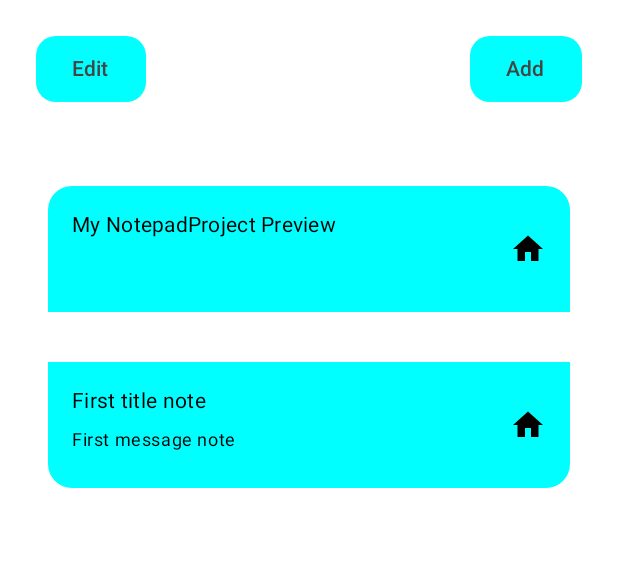
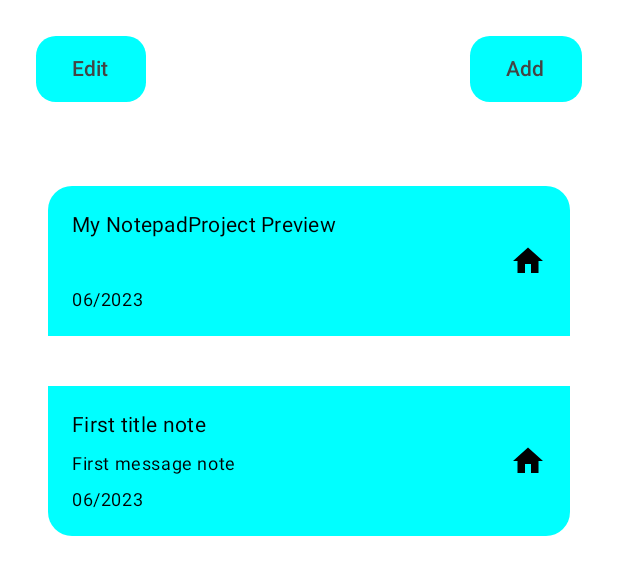
Before and after one commit to AlbertoMApps/NotePadProject, an Android app built with Jetpack Compose: the @Preview function ListTest, on a phone screen of 412 x 824 dp. Shown: the top 575 px of the screen. Run offline under Robolectric (Android 15) with nearby library versions, the phone set to English and light mode, and no system bars.

Commit message:
List preview check

```diff
--- a/app/src/main/java/com/example/notepadproject/ui/HomeListItem.kt
+++ b/app/src/main/java/com/example/notepadproject/ui/HomeListItem.kt
@@ -33,7 +33,6 @@ import com.example.notepadproject.ui.common.noSpace
 import com.example.notepadproject.ui.common.normalRadius
 import com.example.notepadproject.ui.common.normalSpace
 import com.example.notepadproject.ui.common.primaryColor
-import com.example.notepadproject.ui.common.rowHeight
 import com.example.notepadproject.ui.common.secondaryColor
 import com.example.notepadproject.ui.common.smallSpace
 
@@ -86,7 +85,7 @@ fun HomeListItem(
                 .clickable(onClick = onClick)
                 .padding(normalSpace, normalSpace, normalSpace, normalSpace)
                 .fillMaxWidth()
-                .height(rowHeight)
+                .fillMaxHeight()
                 .clip(shape)
                 .background(color = primaryColor)
         ) {
--- a/app/src/main/java/com/example/notepadproject/ui/HomeListLazyPreview.kt
+++ b/app/src/main/java/com/example/notepadproject/ui/HomeListLazyPreview.kt
@@ -32,7 +32,7 @@ fun ListTest() {
             }
             Spacer(Modifier.weight(1f))
             NiceButton(title = "Add") {
-                data.add(Note("Test ${data.size + 1}", "", "06/2023"))
+                data.add(Note("Test note added: ${data.size + 1}", "", "06/2023"))
             }
         }
         Row(Modifier.padding(16.dp)) {
```
